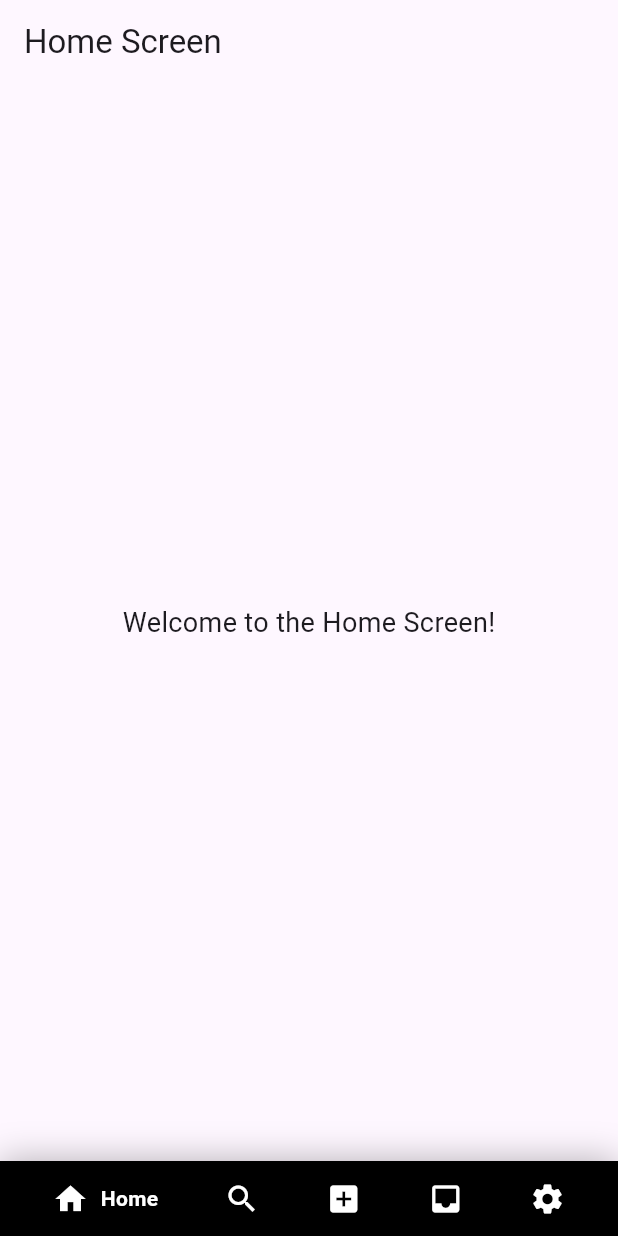
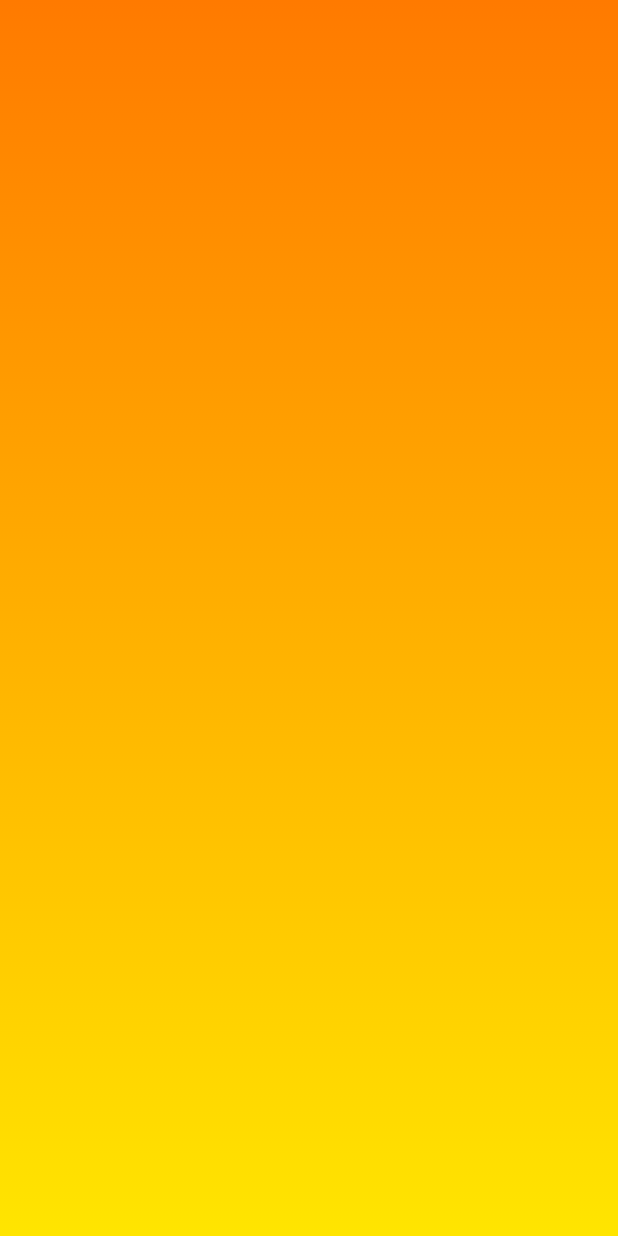
Before and after one commit to AroKano/bibcrush, a Flutter app: the screen it shows after launch, on a phone screen of 412 x 824 dp. Run offline on Flutter 3.47's test engine with Material 3 defaults, Android fonts, the phone set to English and light mode, and no system bars; drawn by our look-alikes of google_nav_bar.

Commit message:
opening_page

```diff
--- a/lib/main.dart
+++ b/lib/main.dart
@@ -1,6 +1,7 @@
 import 'package:bibcrush/pages/profile_page.dart';
 import 'package:flutter/material.dart';
 import 'package:bibcrush/pages/home_screen.dart';
+import 'package:bibcrush/pages/opening_page.dart';
 
 void main() {
   runApp(MyApp());
@@ -14,7 +15,7 @@ class MyApp extends StatelessWidget {
       theme: ThemeData(
         primarySwatch: Colors.blue,
       ),
-      home: HomeScreen(),
+      home: OpeningPage(),
     );
   }
 }
--- /dev/null
+++ b/lib/pages/opening_page.dart
@@ -0,0 +1,26 @@
+import 'package:flutter/material.dart';
+
+class OpeningPageBuilder {
+  static Widget build() {
+    return OpeningPage();
+  }
+}
+
+class OpeningPage extends StatelessWidget {
+  @override
+  Widget build(BuildContext context) {
+    return MaterialApp(
+      home: Scaffold(
+        body: Container(
+          decoration: BoxDecoration(
+            gradient: LinearGradient(
+              begin: Alignment.topCenter,
+              end: Alignment.bottomCenter,
+              colors: [Color(0xFFFF7A00), Color(0xFFFFE500)],
+            ),
+          ),
+        ),
+      ),
+    );
+  }
+}
```
Also changed, not shown: 1 other file.
